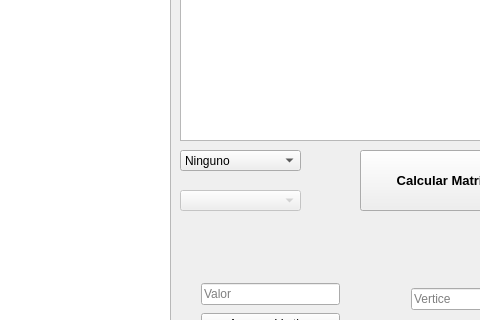
Qt form graficador.ui (AleKiller21/Graficador-de-Grafos) before a commit; both pictures show x 690 to 1170 and y 280 to 600 of the 1303 by 759 pixel window.
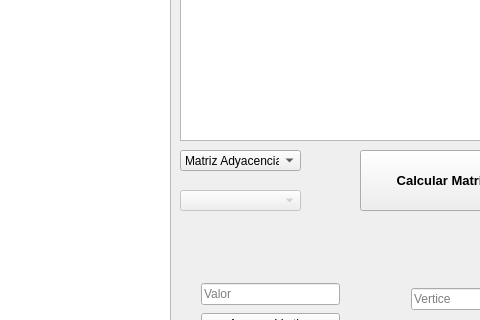
The same form after that commit.

Patch:
```diff
--- a/graficador.ui
+++ b/graficador.ui
@@ -188,7 +188,7 @@
    </property>
    <item>
     <property name="text">
-     <string>Ninguno</string>
+     <string>Matriz Adyacencia</string>
     </property>
    </item>
    <item>
```
